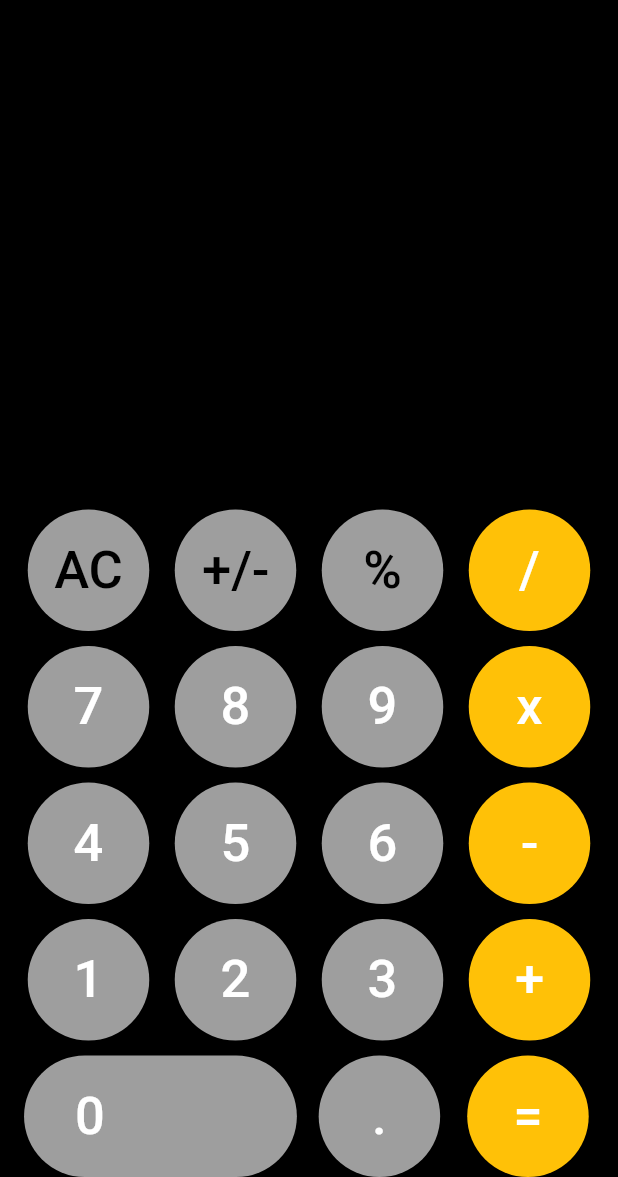
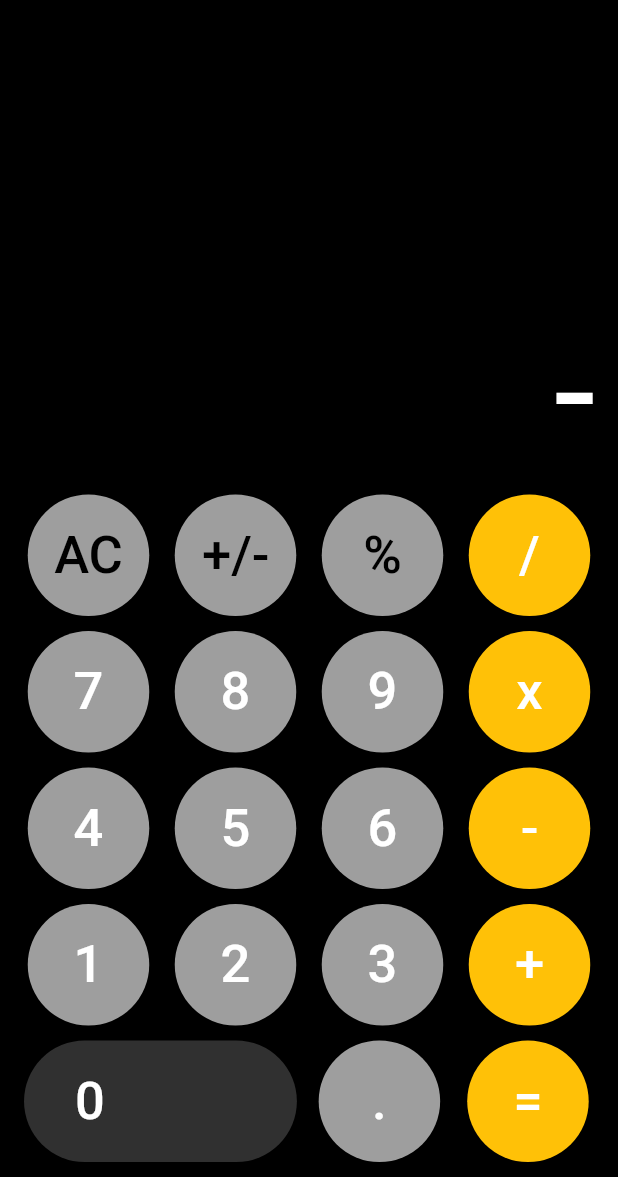
Before and after one commit to Khai-it-student/FlutterCalc, a Flutter app: the screen it shows after launch, after a tap on "+/-", on a phone screen of 412 x 824 dp, the part 59-1236 px from its top. Run offline on Flutter 3.47's test engine with Material 2 defaults, Android fonts, the phone set to English and light mode, and no system bars.

Commit message:
Create metod add

```diff
--- a/lib/main.dart
+++ b/lib/main.dart
@@ -1,38 +1,35 @@
+
 import 'package:flutter/material.dart';
-import 'package:lab1/add.dart';
-
-void main() => runApp(const MyApp());
+import 'sub.dart';
+import 'mul.dart';
+import 'add.dart';
+import 'div.dart';
+void main() => runApp(MyApp());
 
 class MyApp extends StatelessWidget {
-  const MyApp({Key? key}) : super(key: key);
-
   @override
   Widget build(BuildContext context) {
     return MaterialApp(
       debugShowCheckedModeBanner: false,
       home: Calculator(),
-      title: 'Calculator',
-      theme: ThemeData(
-        primarySwatch: Colors.blue,
-      ),
     );
   }
 }
-
 class Calculator extends StatefulWidget {
   @override
   _CalculatorState createState() => _CalculatorState();
 }
 
-class _CalculatorState extends State<Calculator> {
-  Widget calcbutton(String btntxt, Color btncolor, Color txtcolor) {
-    return Container(
+class _CalculatorState extends State<Calculator> implements Add, Div, Mul, Sub{
+  dynamic displaytxt = 20;
+  //Button Widget
+  Widget calcbutton(String btntxt,Color btncolor,Color txtcolor){
+    return  Container(
       child: RaisedButton(
-        onPressed: () {
-
+        onPressed: (){
+          calculation(btntxt);
         },
-        child: Text(
-          btntxt,
+        child: Text('$btntxt',
           style: TextStyle(
             fontSize: 35,
             color: txtcolor,
@@ -44,97 +41,221 @@ class _CalculatorState extends State<Calculator> {
       ),
     );
   }
-
   @override
   Widget build(BuildContext context) {
+    //Calculator
     return Scaffold(
       backgroundColor: Colors.black,
       appBar: AppBar(
-        title: const Text('Calculator'),
+        title: Text('Calculator'),
         backgroundColor: Colors.black,
       ),
       body: Padding(
         padding: EdgeInsets.symmetric(horizontal: 5),
         child: Column(
           mainAxisAlignment: MainAxisAlignment.end,
-          children: [
-            Row(
-              mainAxisAlignment: MainAxisAlignment.end,
-              children: [
-                Padding(
-                  padding: EdgeInsets.all(10.0),
-
-                ),
-              ],
+          children: <Widget>[
+            // Calculator display
+            SingleChildScrollView(
+              scrollDirection: Axis.vertical,
+              child: Row(
+                mainAxisAlignment: MainAxisAlignment.end,
+                children: <Widget>[
+                  Padding(
+                    padding: const EdgeInsets.all(10.0),
+                    child: Text('$text',
+                      textAlign: TextAlign.left,
+                      style: TextStyle(
+                        color: Colors.white,
+                        fontSize: 100,
+                      ),
+                    ),
+                  )
+                ],
+              ),
             ),
             Row(
               mainAxisAlignment: MainAxisAlignment.spaceEvenly,
-              children: [
-                calcbutton('AC', Colors.grey, Colors.black),
-                calcbutton('+/-', Colors.grey, Colors.black),
-                calcbutton('%', Colors.grey, Colors.black),
-                calcbutton('/', Colors.amber, Colors.white),
+              children: <Widget>[
+                calcbutton('AC',Colors.grey,Colors.black),
+                calcbutton('+/-',Colors.grey,Colors.black),
+                calcbutton('%',Colors.grey,Colors.black),
+                calcbutton('/',Colors.amber,Colors.white),
               ],
             ),
-            SizedBox(
-              height: 10,
-            ),
+            SizedBox(height: 10,),
             Row(
               mainAxisAlignment: MainAxisAlignment.spaceEvenly,
-              children: [
-                calcbutton('7', Colors.grey, Colors.white),
-                calcbutton('8', Colors.grey, Colors.white),
-                calcbutton('9', Colors.grey, Colors.white),
-                calcbutton('x', Colors.amber, Colors.white),
+              children: <Widget>[
+                calcbutton('7',Colors.grey,Colors.white),
+                calcbutton('8',Colors.grey,Colors.white),
+                calcbutton('9',Colors.grey,Colors.white),
+                calcbutton('x',Colors.amber,Colors.white),
               ],
             ),
-            SizedBox(
-              height: 10,
-            ),
+            SizedBox(height: 10,),
             Row(
               mainAxisAlignment: MainAxisAlignment.spaceEvenly,
-              children: [
-                calcbutton('4', Colors.grey, Colors.white),
-                calcbutton('5', Colors.grey, Colors.white),
-                calcbutton('6', Colors.grey, Colors.white),
-                calcbutton('-', Colors.amber, Colors.white),
+              children: <Widget>[
+                calcbutton('4',Colors.grey,Colors.white),
+                calcbutton('5',Colors.grey,Colors.white),
+                calcbutton('6',Colors.grey,Colors.white),
+                calcbutton('-',Colors.amber,Colors.white),
               ],
             ),
-            SizedBox(
-              height: 10,
-            ),
+            SizedBox(height: 10,),
             Row(
               mainAxisAlignment: MainAxisAlignment.spaceEvenly,
-              children: [
-                calcbutton('1', Colors.grey, Colors.white),
-                calcbutton('2', Colors.grey, Colors.white),
-                calcbutton('3', Colors.grey, Colors.white),
-                calcbutton('+', Colors.amber, Colors.white),
+              children: <Widget>[
+                calcbutton('1',Colors.grey,Colors.white),
+                calcbutton('2',Colors.grey,Colors.white),
+                calcbutton('3',Colors.grey,Colors.white),
+                calcbutton('+',Colors.amber,Colors.white),
               ],
             ),
-            SizedBox(
-              height: 10,
-            ),
+            SizedBox(height: 10,),
             Row(
               mainAxisAlignment: MainAxisAlignment.spaceEvenly,
-              children: [
+              children: <Widget>[
+                //this is button Zero
                 RaisedButton(
                   padding: EdgeInsets.fromLTRB(34, 20, 128, 20),
-                  onPressed: () {},
+                  onPressed: (){
+                    calculation('0');
+                  },
                   shape: StadiumBorder(),
-                  child: Text(
-                    "0",
-                    style: TextStyle(fontSize: 35, color: Colors.white),
+                  child: Text('0',
+                    style: TextStyle(
+                        fontSize: 35,
+                        color: Colors.white),
                   ),
-                  color: Colors.grey,
+                  color: Colors.grey[850],
                 ),
-                calcbutton('.', Colors.grey, Colors.white),
-                calcbutton('=', Colors.amber, Colors.white),
+                calcbutton('.',Colors.grey,Colors.white),
+                calcbutton('=',Colors.amber,Colors.white),
               ],
-            )
+            ),
+            SizedBox(height: 10,),
           ],
         ),
       ),
     );
   }
+
+  //Calculator logic
+  dynamic text ='0';
+  double numOne = 0;
+  double numTwo = 0;
+
+  dynamic result = '';
+  dynamic finalResult = '';
+  dynamic opr = '';
+  dynamic preOpr = '';
+  void calculation(btnText) {
+
+
+    if(btnText  == 'AC') {
+      text ='0';
+      numOne = 0;
+      numTwo = 0;
+      result = '';
+      finalResult = '0';
+      opr = '';
+      preOpr = '';
+
+    } else if( opr == '=' && btnText == '=') {
+
+      if(preOpr == '+') {
+        finalResult = add();
+      } else if( preOpr == '-') {
+        finalResult = sub();
+      } else if( preOpr == 'x') {
+        finalResult = mul();
+      } else if( preOpr == '/') {
+        finalResult = div();
+      }
+
+    } else if(btnText == '+' || btnText == '-' || btnText == 'x' || btnText == '/' || btnText == '=') {
+
+      if(numOne == 0) {
+        numOne = double.parse(result);
+      } else {
+        numTwo = double.parse(result);
+      }
+
+      if(opr == '+') {
+        finalResult = add();
+      } else if( opr == '-') {
+        finalResult = sub();
+      } else if( opr == 'x') {
+        finalResult = mul();
+      } else if( opr == '/') {
+        finalResult = div();
+      }
+      preOpr = opr;
+      opr = btnText;
+      result = '';
+    }
+    else if(btnText == '%') {
+      result = numOne / 100;
+      finalResult = doesContainDecimal(result);
+    } else if(btnText == '.') {
+      if(!result.toString().contains('.')) {
+        result = result.toString()+'.';
+      }
+      finalResult = result;
+    }
+
+    else if(btnText == '+/-') {
+      result.toString().startsWith('-') ? result = result.toString().substring(1): result = '-'+result.toString();
+      finalResult = result;
+
+    }
+
+    else {
+      result = result + btnText;
+      finalResult = result;
+    }
+
+
+    setState(() {
+      text = finalResult;
+    });
+
+  }
+
+
+  String add() {
+    result = (numOne + numTwo).toString();
+    numOne = double.parse(result);
+    return doesContainDecimal(result);
+  }
+
+  /*String sub() {
+    result = (numOne - numTwo).toString();
+    numOne = double.parse(result);
+    return doesContainDecimal(result);
+  }
+  String mul() {
+    result = (numOne * numTwo).toString();
+    numOne = double.parse(result);
+    return doesContainDecimal(result);
+  }
+  String div() {
+    result = (numOne / numTwo).toString();
+    numOne = double.parse(result);
+    return doesContainDecimal(result);
+  }*/
+
+
+  String doesContainDecimal(dynamic result) {
+
+    if(result.toString().contains('.')) {
+      List<String> splitDecimal = result.toString().split('.');
+      if(!(int.parse(splitDecimal[1]) > 0))
+        return result = splitDecimal[0].toString();
+    }
+    return result;
+  }
+
 }
```
Also changed, not shown: pubspec.lock.
